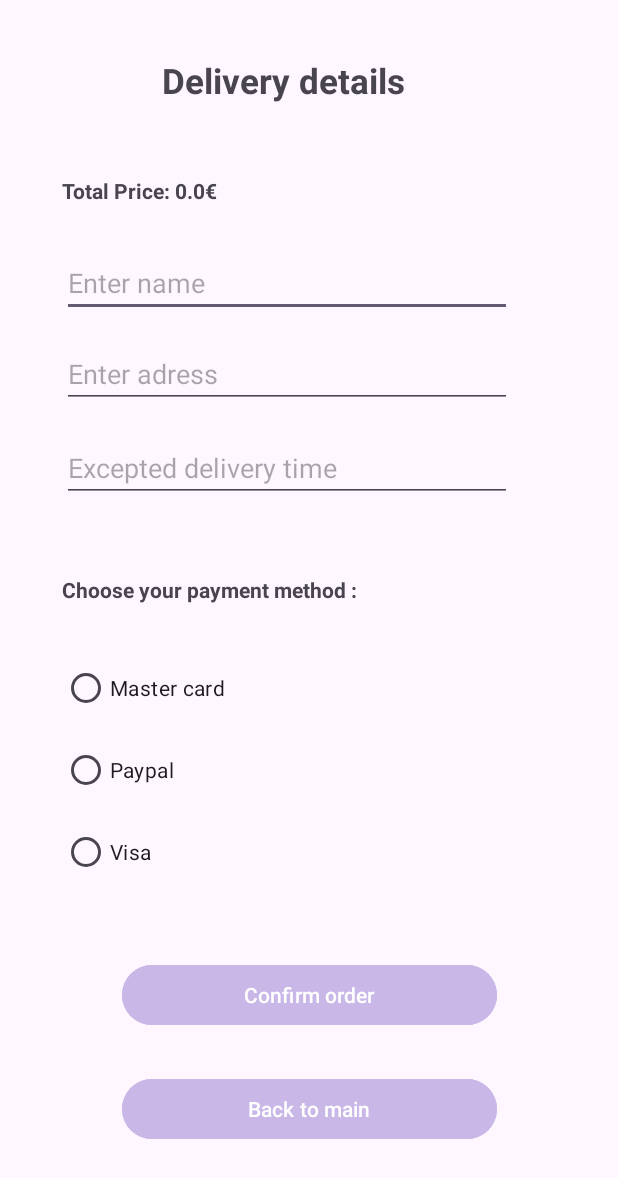
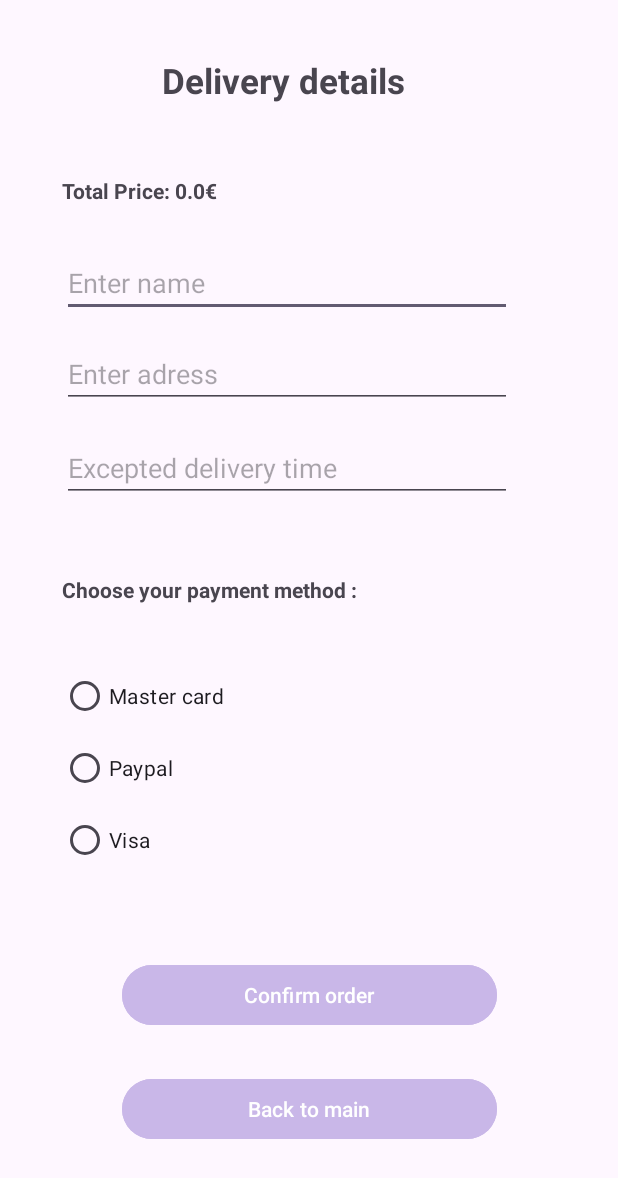
Before and after one commit to Codastic25/Food_delivery_app, an Android app: the menuDetails screen opened directly, with no data from a screen before it, on a phone screen of 412 x 824 dp. Shown: the top 1178 px of the screen. Run offline under Robolectric (Android 15) with nearby library versions, the light colour scheme and no system bars.

Commit message:
add of physical keyboard and unique choice of certains RadioButton

```diff
--- a/app/src/main/AndroidManifest.xml
+++ b/app/src/main/AndroidManifest.xml
@@ -14,14 +14,18 @@
         tools:targetApi="31" >
         <activity
             android:name=".MainActivity"
-            android:exported="true" >
+            android:exported="true"
+            android:windowSoftInputMode="adjustResize" >
             <intent-filter>
                 <action android:name="android.intent.action.MAIN" />
 
                 <category android:name="android.intent.category.LAUNCHER" />
             </intent-filter>
         </activity>
-        <activity android:name=".menuDetails"></activity>
+        <activity
+            android:name=".menuDetails"
+            android:windowSoftInputMode="stateVisible|adjustResize" >
+        </activity>
 
     </application>
 
--- a/app/src/main/java/com/example/food_delivery_marvilliers_aurian/MainActivity.java
+++ b/app/src/main/java/com/example/food_delivery_marvilliers_aurian/MainActivity.java
@@ -74,6 +74,7 @@ public class MainActivity extends AppCompatActivity {
             Toast.makeText(getApplicationContext(), "Please select at least one meal/drink", Toast.LENGTH_SHORT).show();
         }
         else {
+            //lance la deuxieme activity "menuDetails"
             Intent intent = new Intent(MainActivity.this, menuDetails.class);
             intent.putExtra("prix_total", prix_total); // Ajouter la valeur dans l'Intent
             startActivity(intent);
--- a/app/src/main/java/com/example/food_delivery_marvilliers_aurian/menuDetails.java
+++ b/app/src/main/java/com/example/food_delivery_marvilliers_aurian/menuDetails.java
@@ -3,11 +3,15 @@ package com.example.food_delivery_marvilliers_aurian;
 import android.content.Intent;
 import android.os.Bundle;
 import android.view.View;
+import android.view.WindowManager;
 import android.widget.Button;
 import android.widget.EditText;
 import android.widget.RadioButton;
 import android.widget.TextView;
 import android.widget.Toast;
+import android.content.Context;
+import android.view.inputmethod.InputMethodManager;
+import android.widget.EditText;
 
 import androidx.appcompat.app.AppCompatActivity;
 
@@ -21,7 +25,7 @@ public class menuDetails extends AppCompatActivity {
         super.onCreate(savedInstanceState);
         setContentView(R.layout.details_payment);
 
-        // Récupération de l'Intent et de la valeur envoyée
+        // Récupération de l'Intent et du prix total
         Intent intent = getIntent();
         double prix_total = intent.getDoubleExtra("prix_total", 0.0); // 0.0 est la valeur par défaut
 
@@ -75,13 +79,24 @@ public class menuDetails extends AppCompatActivity {
                 finish();
             }
         });
+
+        //appel de la fonction showKeyboard pour mes EditText qui sont des input
+        EditText nameInput = findViewById(R.id.nom_client);
+        EditText addresse = findViewById(R.id.addresse);
+        EditText heure_delivery = findViewById(R.id.time_delivery);
+
+        // Événement sur le clic pour afficher le clavier
+        nameInput.setOnClickListener(v -> showKeyboard(nameInput));
+        addresse.setOnClickListener(v -> showKeyboard(addresse));
+        heure_delivery.setOnClickListener(v -> showKeyboard(heure_delivery));
+
     }
 
     // Méthode pour vérifier la méthode de paiement
     public void verifyPayment() {
         //j'avais fais un tableau de ces RadioButton
         // RadioButton pour les méthodes de paiement
-        RadioButton visa = findViewById(R.id.visa);
+        RadioButton visa = findViewById(R.id.Visa);
         RadioButton mastercard = findViewById(R.id.MasterCard);
         RadioButton paypal = findViewById(R.id.Paypal);
 
@@ -113,4 +128,14 @@ public class menuDetails extends AppCompatActivity {
             }
         }
     }
+
+    //afficher le clavier, event par java, fonction trouvée sur internet
+    public void showKeyboard(EditText editText) {
+        editText.requestFocus();
+        InputMethodManager imm = (InputMethodManager) getSystemService(Context.INPUT_METHOD_SERVICE);
+        if (imm != null) {
+            imm.showSoftInput(editText, InputMethodManager.SHOW_IMPLICIT);
+        }
+    }
+
 }
--- a/app/src/main/res/layout/details_payment.xml
+++ b/app/src/main/res/layout/details_payment.xml
@@ -48,7 +48,10 @@
         app:layout_constraintHorizontal_bias="0.369"
         app:layout_constraintStart_toStartOf="parent"
         app:layout_constraintTop_toTopOf="parent"
-        app:layout_constraintVertical_bias="0.197" />
+        app:layout_constraintVertical_bias="0.197"
+        android:clickable="true"
+        android:focusable="true"
+        android:focusableInTouchMode="true" />
 
     <EditText
         android:id="@+id/addresse"
@@ -62,7 +65,10 @@
         app:layout_constraintHorizontal_bias="0.369"
         app:layout_constraintStart_toStartOf="parent"
         app:layout_constraintTop_toTopOf="parent"
-        app:layout_constraintVertical_bias="0.276" />
+        app:layout_constraintVertical_bias="0.276"
+        android:clickable="true"
+        android:focusable="true"
+        android:focusableInTouchMode="true" />
 
     <EditText
         android:id="@+id/time_delivery"
@@ -70,39 +76,16 @@
         android:layout_height="wrap_content"
         android:layout_marginTop="16dp"
         android:hint="Excepted delivery time"
-        android:inputType="number"
+        android:inputType="numberDecimal"
         app:layout_constraintBottom_toBottomOf="parent"
         app:layout_constraintEnd_toEndOf="parent"
         app:layout_constraintHorizontal_bias="0.369"
         app:layout_constraintStart_toStartOf="parent"
         app:layout_constraintTop_toTopOf="parent"
-        app:layout_constraintVertical_bias="0.358" />
-
-    <RadioButton
-        android:id="@+id/MasterCard"
-        android:layout_width="wrap_content"
-        android:layout_height="wrap_content"
-        android:tag="6"
-        android:text="Master card"
-        app:layout_constraintBottom_toBottomOf="parent"
-        app:layout_constraintEnd_toEndOf="parent"
-        app:layout_constraintHorizontal_bias="0.136"
-        app:layout_constraintStart_toStartOf="parent"
-        app:layout_constraintTop_toTopOf="parent"
-        app:layout_constraintVertical_bias="0.56" />
-
-    <RadioButton
-        android:id="@+id/Paypal"
-        android:layout_width="wrap_content"
-        android:layout_height="wrap_content"
-        android:tag="6"
-        android:text="Paypal"
-        app:layout_constraintBottom_toBottomOf="parent"
-        app:layout_constraintEnd_toEndOf="parent"
-        app:layout_constraintHorizontal_bias="0.122"
-        app:layout_constraintStart_toStartOf="parent"
-        app:layout_constraintTop_toTopOf="parent"
-        app:layout_constraintVertical_bias="0.631" />
+        app:layout_constraintVertical_bias="0.358"
+        android:clickable="true"
+        android:focusable="true"
+        android:focusableInTouchMode="true" />
 
     <TextView
         android:id="@+id/choice"
@@ -117,18 +100,37 @@
         app:layout_constraintTop_toTopOf="parent"
         app:layout_constraintVertical_bias="0.476" />
 
-    <RadioButton
-        android:id="@+id/visa"
+
+    <RadioGroup
+        android:id="@+id/paymentMethodGroup"
         android:layout_width="wrap_content"
         android:layout_height="wrap_content"
-        android:tag="6"
-        android:text="Visa"
+        android:orientation="vertical"
         app:layout_constraintBottom_toBottomOf="parent"
         app:layout_constraintEnd_toEndOf="parent"
-        app:layout_constraintHorizontal_bias="0.117"
+        app:layout_constraintHorizontal_bias="0.158"
         app:layout_constraintStart_toStartOf="parent"
         app:layout_constraintTop_toTopOf="parent"
-        app:layout_constraintVertical_bias="0.701" />
+        app:layout_constraintVertical_bias="0.647">
+
+        <RadioButton
+            android:id="@+id/MasterCard"
+            android:layout_width="153dp"
+            android:layout_height="wrap_content"
+            android:text="Master card" />
+
+        <RadioButton
+            android:id="@+id/Paypal"
+            android:layout_width="wrap_content"
+            android:layout_height="wrap_content"
+            android:text="Paypal" />
+
+        <RadioButton
+            android:id="@+id/Visa"
+            android:layout_width="wrap_content"
+            android:layout_height="wrap_content"
+            android:text="Visa" />
+    </RadioGroup>
 
     <Button
         android:id="@+id/confirm_button"
@@ -160,4 +162,6 @@
         app:layout_constraintVertical_bias="0.922"
         tools:ignore="MissingConstraints" />
 
+
+
 </androidx.constraintlayout.widget.ConstraintLayout>
```
